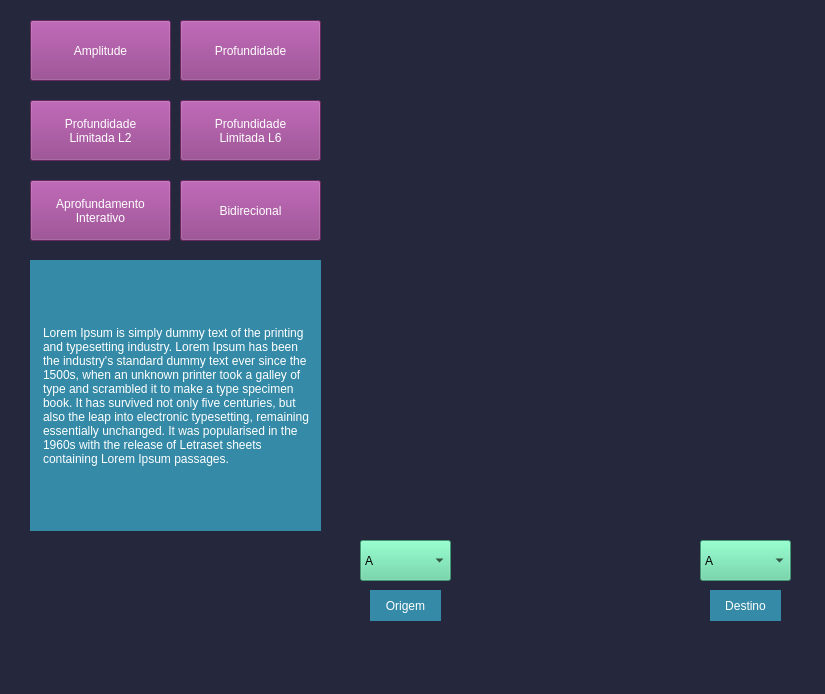
Above: Mario_Party.ui from RodgerOliver/mario-party-unitau before the change. Below: the same form after it.
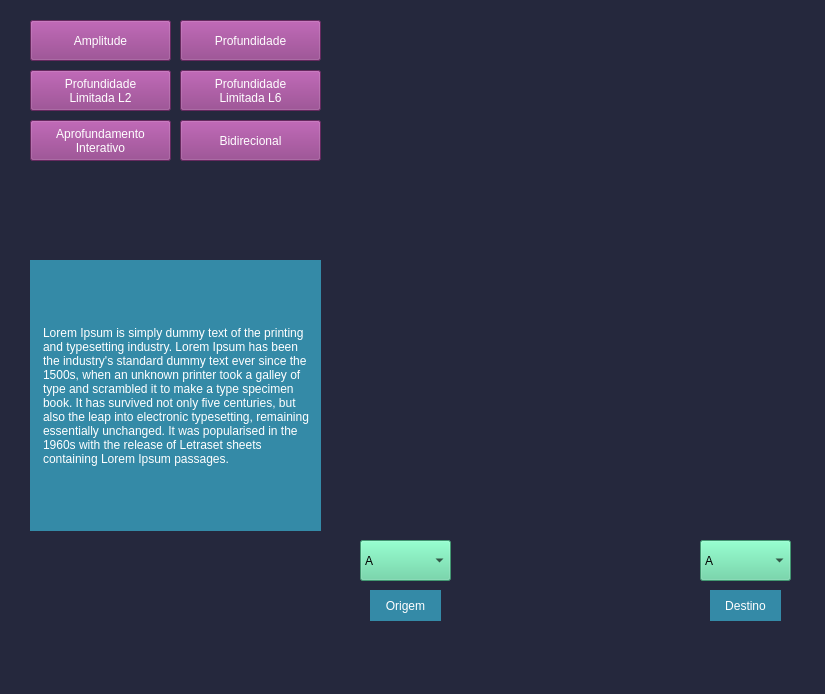
That is the form after the change. Icons and pictures are not drawn.

Commit message: Adicionar css geral para botões

What changed in the file:
```diff
--- a/Mario_Party.ui
+++ b/Mario_Party.ui
@@ -27,23 +27,25 @@
    <property name="autoFillBackground">
     <bool>false</bool>
    </property>
+   <property name="styleSheet">
+    <string notr="true">QPushButton {
+	background-color: rgb(143, 57, 133);
+	font: 75 10pt &quot;Noto Sans CJK HK&quot;;
+	color: rgb(255, 255, 255);
+}</string>
+   </property>
    <widget class="QPushButton" name="amplitude">
     <property name="geometry">
      <rect>
       <x>30</x>
       <y>20</y>
       <width>141</width>
-      <height>61</height>
+      <height>41</height>
      </rect>
     </property>
     <property name="cursor">
      <cursorShape>PointingHandCursor</cursorShape>
     </property>
-    <property name="styleSheet">
-     <string notr="true">background-color: rgb(143, 57, 133);
-font: 75 10pt &quot;Noto Sans CJK HK&quot;;
-color: rgb(255, 255, 255);</string>
-    </property>
     <property name="text">
      <string>Amplitude</string>
     </property>
@@ -95,17 +97,12 @@
       <x>180</x>
       <y>20</y>
       <width>141</width>
-      <height>61</height>
+      <height>41</height>
      </rect>
     </property>
     <property name="cursor">
      <cursorShape>PointingHandCursor</cursorShape>
     </property>
-    <property name="styleSheet">
-     <string notr="true">background-color: rgb(143, 57, 133);
-font: 75 10pt &quot;Noto Sans CJK HK&quot;;
-color: rgb(255, 255, 255);</string>
-    </property>
     <property name="text">
      <string>Profundidade</string>
     </property>
@@ -117,19 +114,14 @@
     <property name="geometry">
      <rect>
       <x>180</x>
-      <y>100</y>
+      <y>70</y>
       <width>141</width>
-      <height>61</height>
+      <height>41</height>
      </rect>
     </property>
     <property name="cursor">
      <cursorShape>PointingHandCursor</cursorShape>
     </property>
-    <property name="styleSheet">
-     <string notr="true">background-color: rgb(143, 57, 133);
-font: 75 10pt &quot;Noto Sans CJK HK&quot;;
-color: rgb(255, 255, 255);</string>
-    </property>
     <property name="text">
      <string>Profundidade
 Limitada L6</string>
@@ -142,19 +134,14 @@
     <property name="geometry">
      <rect>
       <x>30</x>
-      <y>100</y>
+      <y>70</y>
       <width>141</width>
-      <height>61</height>
+      <height>41</height>
      </rect>
     </property>
     <property name="cursor">
      <cursorShape>PointingHandCursor</cursorShape>
     </property>
-    <property name="styleSheet">
-     <string notr="true">background-color: rgb(143, 57, 133);
-font: 75 10pt &quot;Noto Sans CJK HK&quot;;
-color: rgb(255, 255, 255);</string>
-    </property>
     <property name="text">
      <string>Profundidade
 Limitada L2</string>
@@ -167,18 +154,16 @@
     <property name="geometry">
      <rect>
       <x>180</x>
-      <y>180</y>
+      <y>120</y>
       <width>141</width>
-      <height>61</height>
+      <height>41</height>
      </rect>
     </property>
     <property name="cursor">
      <cursorShape>PointingHandCursor</cursorShape>
     </property>
     <property name="styleSheet">
-     <string notr="true">background-color: rgb(143, 57, 133);
-font: 75 10pt &quot;Noto Sans CJK HK&quot;;
-color: rgb(255, 255, 255);</string>
+     <string notr="true"/>
     </property>
     <property name="text">
      <string>Bidirecional</string>
@@ -191,19 +176,14 @@
     <property name="geometry">
      <rect>
       <x>30</x>
-      <y>180</y>
+      <y>120</y>
       <width>141</width>
-      <height>61</height>
+      <height>41</height>
      </rect>
     </property>
     <property name="cursor">
      <cursorShape>PointingHandCursor</cursorShape>
     </property>
-    <property name="styleSheet">
-     <string notr="true">background-color: rgb(143, 57, 133);
-font: 75 10pt &quot;Noto Sans CJK HK&quot;;
-color: rgb(255, 255, 255);</string>
-    </property>
     <property name="text">
      <string>Aprofundamento
 Interativo</string>
```
